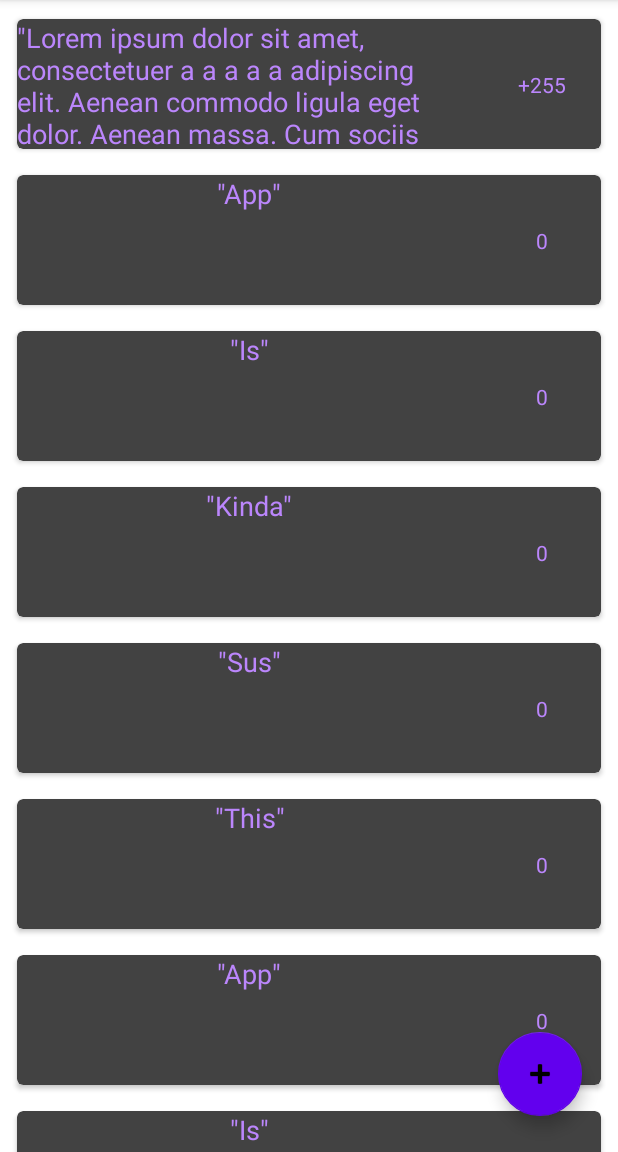
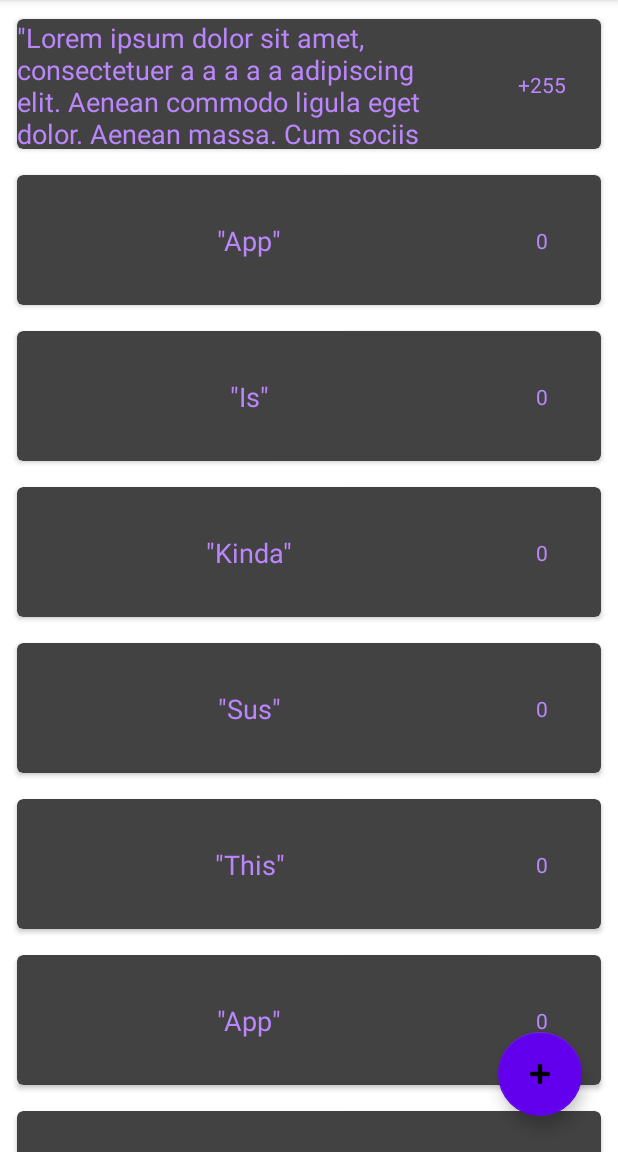
Before and after one commit to MarkErgusNicholl/Yourpinions, an Android app: the screen it shows after launch (MainActivity), on a phone screen of 412 x 824 dp, the part 84-1236 px from its top. Run offline under Robolectric (Android 15) with nearby library versions, the phone set to English and light mode, and no system bars.

Commit message:
small layout changes

```diff
--- a/app/src/main/res/layout/recyclerview_yourpinion_item.xml
+++ b/app/src/main/res/layout/recyclerview_yourpinion_item.xml
@@ -52,13 +52,14 @@
             <TextView
                 android:id="@+id/yourpinion"
                 android:layout_width="wrap_content"
-                android:layout_height="0dp"
+                android:layout_height="wrap_content"
                 android:textColor="@color/purple_200"
                 android:textSize="18sp"
+                app:layout_constraintBottom_toBottomOf="parent"
                 app:layout_constraintEnd_toEndOf="parent"
                 app:layout_constraintStart_toStartOf="parent"
                 app:layout_constraintTop_toTopOf="parent"
-                card_view:text="dagadgadgadgadgdagdagdagdagadgadgadgadgdagdagadgadgadgadgadgdagdagdagadadgadgadgadgadgadgadgadgdagaddgadgad" />
+                card_view:text="a" />
         </androidx.constraintlayout.widget.ConstraintLayout>
 
     </androidx.constraintlayout.widget.ConstraintLayout>
```
